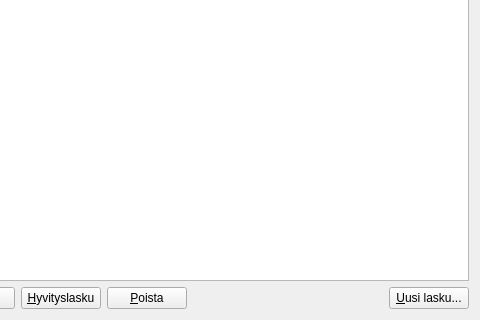
Above: kitupiikki/laskutus/laskutus.ui from artoh/kitupiikki before the change; both pictures show x 162 to 642 and y 260 to 580 of the 642 by 580 pixel window. Below: the same form after it.
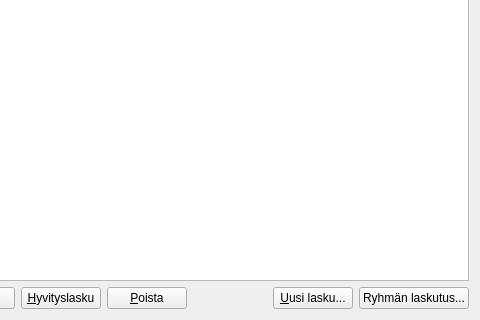
That is the form after the change. Icons and pictures are not drawn.

Commit message: Voi esikatsella ryhmässä!

What changed in the file:
```diff
--- a/kitupiikki/laskutus/laskutus.ui
+++ b/kitupiikki/laskutus/laskutus.ui
@@ -156,6 +156,13 @@
        </property>
       </widget>
      </item>
+     <item>
+      <widget class="QPushButton" name="ryhmaNappi">
+       <property name="text">
+        <string>Ryhmän laskutus...</string>
+       </property>
+      </widget>
+     </item>
     </layout>
    </item>
   </layout>
```
The commit also changes 11 other files.
